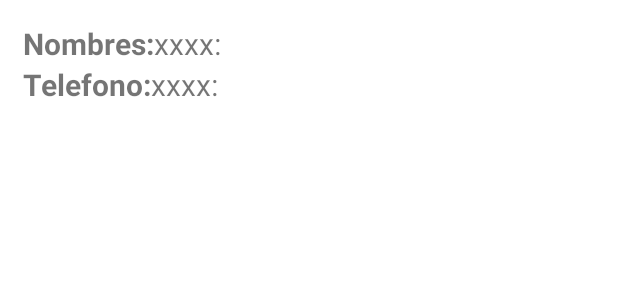
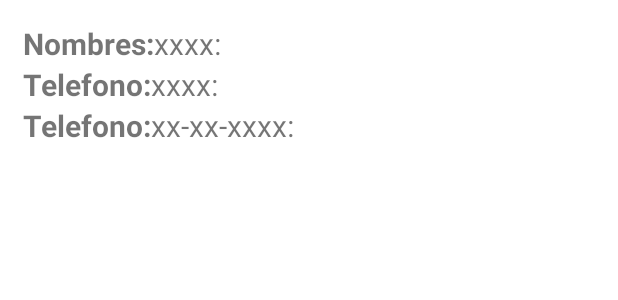
Before and after one commit to anccode/APlicacion, an Android app: the layout lista_personas.xml on its own in the app's theme, with its tools: preview values and no code run, on a phone screen of 412 x 824 dp. Shown: the top 300 px of the screen. Run offline under Robolectric (Android 15) with nearby library versions, the phone set to English and light mode, and no system bars.

```diff
--- /dev/null
+++ b/app/src/main/res/drawable/ic_eliminar.xml
@@ -0,0 +1,5 @@
+<vector android:height="24dp" android:tint="#FFFFFF"
+    android:viewportHeight="24" android:viewportWidth="24"
+    android:width="24dp" xmlns:android="http://schemas.android.com/apk/res/android">
+    <path android:fillColor="@android:color/white" android:pathData="M6,19c0,1.1 0.9,2 2,2h8c1.1,0 2,-0.9 2,-2V7H6v12zM19,4h-3.5l-1,-1h-5l-1,1H5v2h14V4z"/>
+</vector>
--- a/app/src/main/res/layout/lista_personas.xml
+++ b/app/src/main/res/layout/lista_personas.xml
@@ -34,4 +34,20 @@
         android:layout_toRightOf="@id/lblTelefono"
         android:layout_width="match_parent"
         android:layout_height="wrap_content"/>
+    <TextView
+        android:id="@+id/lblFecharegistro"
+        android:textSize="20sp"
+        android:textStyle="bold"
+        android:text="Telefono:"
+        android:layout_below="@id/lblTelefono"
+        android:layout_width="wrap_content"
+        android:layout_height="wrap_content"/>
+    <TextView
+        android:id="@+id/fecharegistro"
+        android:textSize="20sp"
+        android:text="xx-xx-xxxx:"
+        android:layout_below="@id/telefono"
+        android:layout_toRightOf="@id/lblFecharegistro"
+        android:layout_width="match_parent"
+        android:layout_height="wrap_content"/>
 </RelativeLayout>
```
Also changed, not shown: app/src/main/java/com/example/myapplication/Adaptadores/ListViewPersonasAdapter.java (added, +65 -0 lines), app/src/main/java/com/example/myapplication/Models/Persona.java (added, +50 -0 lines), app/src/main/res/menu/crud_menu.xml (added, +22 -0 lines).
